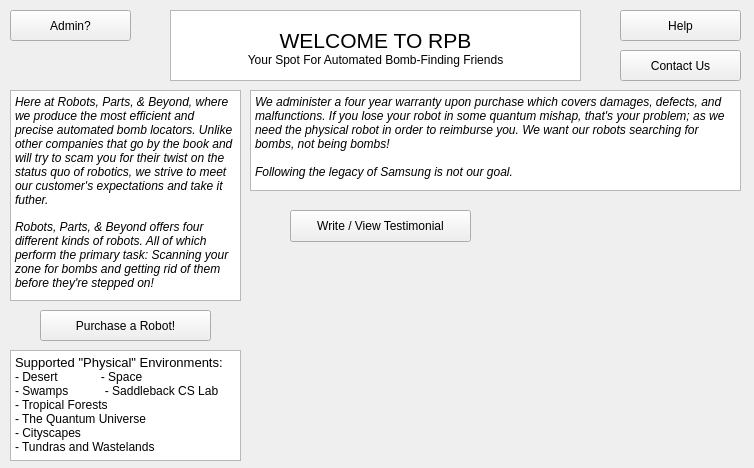
The window that GUI/mainwindow.ui (alanc9016/fragile) describes before a commit, drawn with Qt 5.
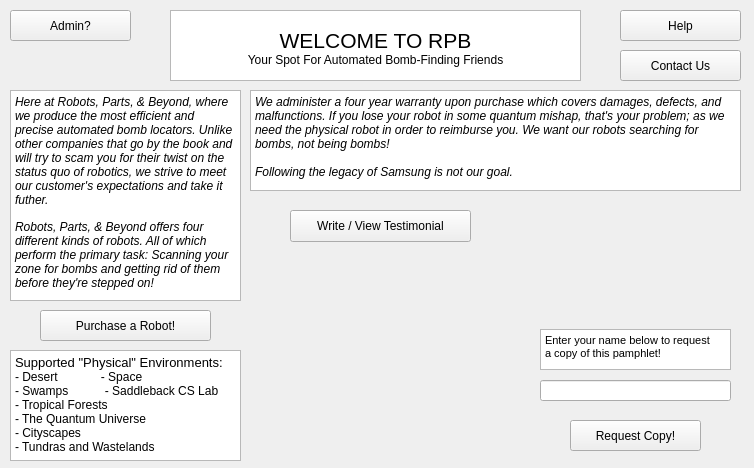
The same window after the commit. The open tabs and pages were chosen to show the change.

Commit message: Request Copy

Patch:
```diff
--- a/GUI/mainwindow.ui
+++ b/GUI/mainwindow.ui
@@ -172,6 +172,47 @@
        <string>Contact Us</string>
       </property>
      </widget>
+     <widget class="QPushButton" name="requestCopyBtn">
+      <property name="geometry">
+       <rect>
+        <x>570</x>
+        <y>420</y>
+        <width>131</width>
+        <height>31</height>
+       </rect>
+      </property>
+      <property name="text">
+       <string>Request Copy!</string>
+      </property>
+     </widget>
+     <widget class="QLineEdit" name="nameRequesterLineEdit">
+      <property name="geometry">
+       <rect>
+        <x>540</x>
+        <y>380</y>
+        <width>191</width>
+        <height>21</height>
+       </rect>
+      </property>
+     </widget>
+     <widget class="QTextEdit" name="textEdit_8">
+      <property name="geometry">
+       <rect>
+        <x>540</x>
+        <y>329</y>
+        <width>191</width>
+        <height>41</height>
+       </rect>
+      </property>
+      <property name="html">
+       <string>&lt;!DOCTYPE HTML PUBLIC &quot;-//W3C//DTD HTML 4.0//EN&quot; &quot;http://www.w3.org/TR/REC-html40/strict.dtd&quot;&gt;
+&lt;html&gt;&lt;head&gt;&lt;meta name=&quot;qrichtext&quot; content=&quot;1&quot; /&gt;&lt;style type=&quot;text/css&quot;&gt;
+p, li { white-space: pre-wrap; }
+&lt;/style&gt;&lt;/head&gt;&lt;body style=&quot; font-family:'MS Shell Dlg 2'; font-size:8.25pt; font-weight:400; font-style:normal;&quot;&gt;
+&lt;p style=&quot; margin-top:0px; margin-bottom:0px; margin-left:0px; margin-right:0px; -qt-block-indent:0; text-indent:0px;&quot;&gt;Enter your name below to request &lt;/p&gt;
+&lt;p style=&quot; margin-top:0px; margin-bottom:0px; margin-left:0px; margin-right:0px; -qt-block-indent:0; text-indent:0px;&quot;&gt;a copy of this pamphlet!&lt;/p&gt;&lt;/body&gt;&lt;/html&gt;</string>
+      </property>
+     </widget>
     </widget>
     <widget class="QWidget" name="testimonialPage">
      <widget class="QWidget" name="layoutWidget">
```
Left out of the diff: 54 changed lines with no effect on the pictures. The commit also changes 2 other files.
